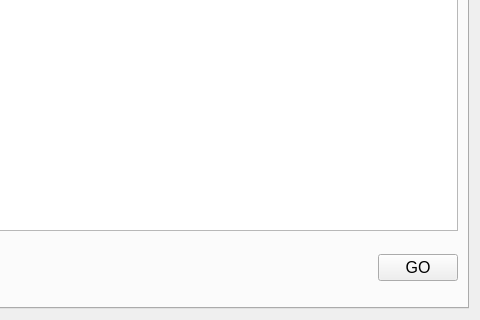
Before: the Qt Designer form GUI/escorting.ui in LCapanelli/RP3, drawn with Qt 5; both pictures show x 304 to 784 and y 191 to 511 of the 784 by 511 pixel window.
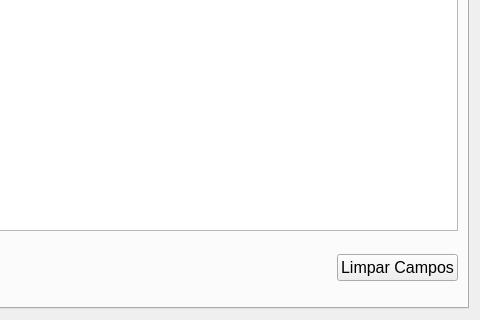
After: the same form once the commit is applied.

What changed in the file:
```diff
--- a/GUI/escorting.ui
+++ b/GUI/escorting.ui
@@ -282,7 +282,7 @@
        <item row="1" column="2">
         <widget class="QPushButton" name="pb_CONT">
          <property name="text">
-          <string>GO</string>
+          <string>Limpar Campos</string>
          </property>
         </widget>
        </item>
```
